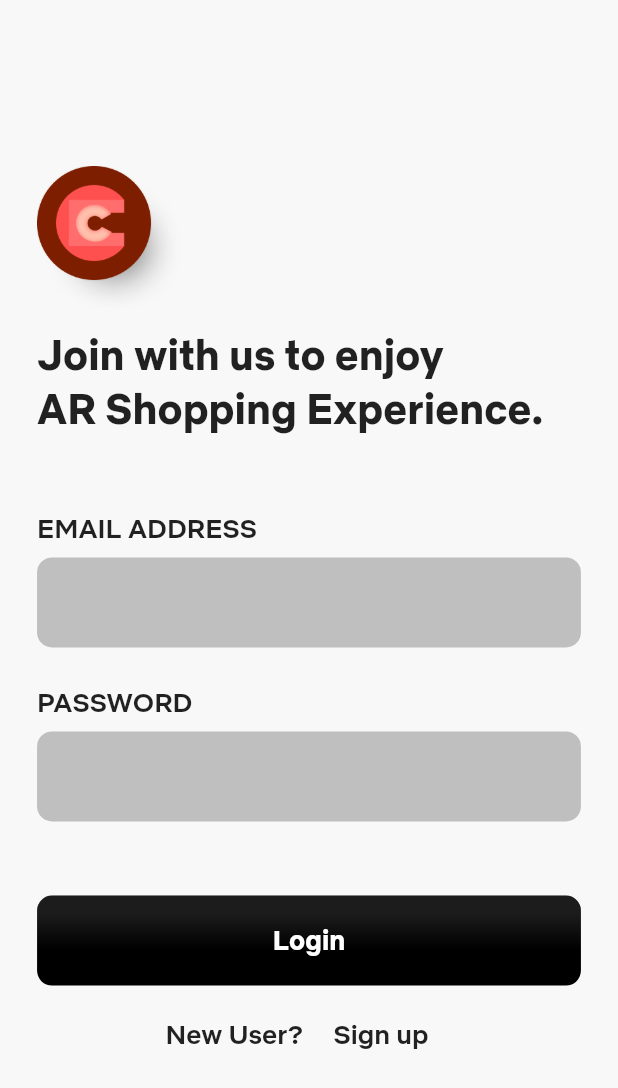
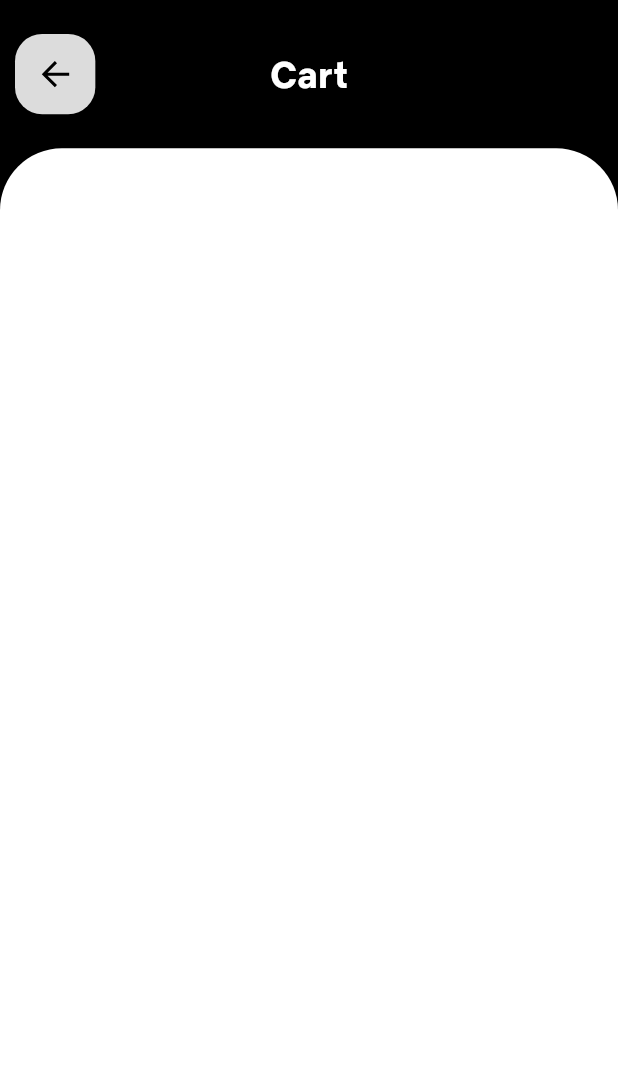
Before and after one commit to akilvishnum/cARt, a Flutter app: the screen it shows after launch, after a tap on "Signup", on a phone screen of 412 x 824 dp. Shown: the top 1088 px of the screen. Run offline on Flutter 3.47's test engine with Material 2 defaults, Android fonts, the phone set to English and light mode, and no system bars; our stand-ins replace cloud_firestore, firebase_auth, firebase_core, flutter_svg, fluttertoast, palette_generator and 1 more; missing offline and left inert: flutter_unity, flutter_unity_widget, model_viewer; accounts and stored records are empty.

Commit message:
Created header in Cart Page

```diff
--- /dev/null
+++ b/cart/lib/screens/CartPage.dart
@@ -0,0 +1,76 @@
+import 'package:flutter/material.dart';
+import 'package:flutter_svg/flutter_svg.dart';
+class CartPage extends StatefulWidget{
+  @override
+  _CartPageState createState() => _CartPageState();
+}
+class _CartPageState extends State<CartPage>{
+  Widget build(BuildContext context){
+    double width = MediaQuery.of(context).size.width;
+    double height = MediaQuery.of(context).size.height;
+    return Scaffold(
+      body: Container(
+        width: width, height: height,
+        color: Colors.black,
+        child: Column(
+          crossAxisAlignment: CrossAxisAlignment.start,
+          children:[
+            Container(
+              height: height * 0.12,
+              padding: EdgeInsets.symmetric(vertical: 10, horizontal: 10),
+              child: Row(
+                crossAxisAlignment: CrossAxisAlignment.center,
+                children:[
+                  Expanded(
+                    child: Stack(
+                      children:[
+                        Center(
+                          child: Container(
+                            child: Text(
+                              'Cart',
+                              style: TextStyle(
+                                  fontSize: height * 0.03,
+                                  fontFamily: 'Bold',
+                                  color: Colors.white, letterSpacing: height * 0.03 * 0.01)
+                            ),
+                          ),
+                        ),
+                        Positioned(
+                          left: 0, top: 0, bottom: 0,
+                          child: Center(
+                            child: Container(
+                              height: height * 0.065,
+                              width: height * 0.065,
+                              decoration: BoxDecoration(
+                                color: Color.fromRGBO(220, 220, 220, 100),
+                                borderRadius: BorderRadius.circular(height * 0.022),
+                              ),
+                              child: Center(child:SvgPicture.asset(
+                                'assets/icons/leftArrow.svg',
+                                color: Colors.black,
+                              ), ),
+                            ),
+                          ),
+                        ),
+                      ],
+                    ),
+                  ),
+                ],
+              )
+            ),
+            Expanded(
+              child: Container(
+                decoration: BoxDecoration(
+                  color: Colors.white,
+                  borderRadius: BorderRadius.only(
+                      topRight: Radius.circular(height * 0.05),
+                      topLeft: Radius.circular(height * 0.05)),
+                ),
+              ),
+            ),
+          ],
+        ),
+      ),
+    );
+  }
+}
--- a/cart/lib/screens/welcomePage.dart
+++ b/cart/lib/screens/welcomePage.dart
@@ -2,7 +2,7 @@ import 'package:cart/screens/productPage.dart';
 import 'package:cart/screens/SignupPage.dart';
 import 'package:cart/screens/ARDisplay.dart';
 import 'package:flutter/material.dart';
-import 'package:cart/screens/LoginPage.dart';
+import 'package:cart/screens/CartPage.dart';
 import 'package:cart/screens/SplashScreen.dart';
 
 class WelcomePage extends StatefulWidget {
@@ -61,7 +61,7 @@ class _WelcomePageState extends State<WelcomePage> {
                           fontFamily: 'Bold')),
                   onPressed: () {
                     Navigator.push(context,
-                        MaterialPageRoute(builder: (context) => LoginPage()));
+                        MaterialPageRoute(builder: (context) => CartPage()));
                   },
                 )),
                 SizedBox(width: width * 0.03),
```
Also changed, not shown: cart/assets/icons/leftArrow.svg (added).
